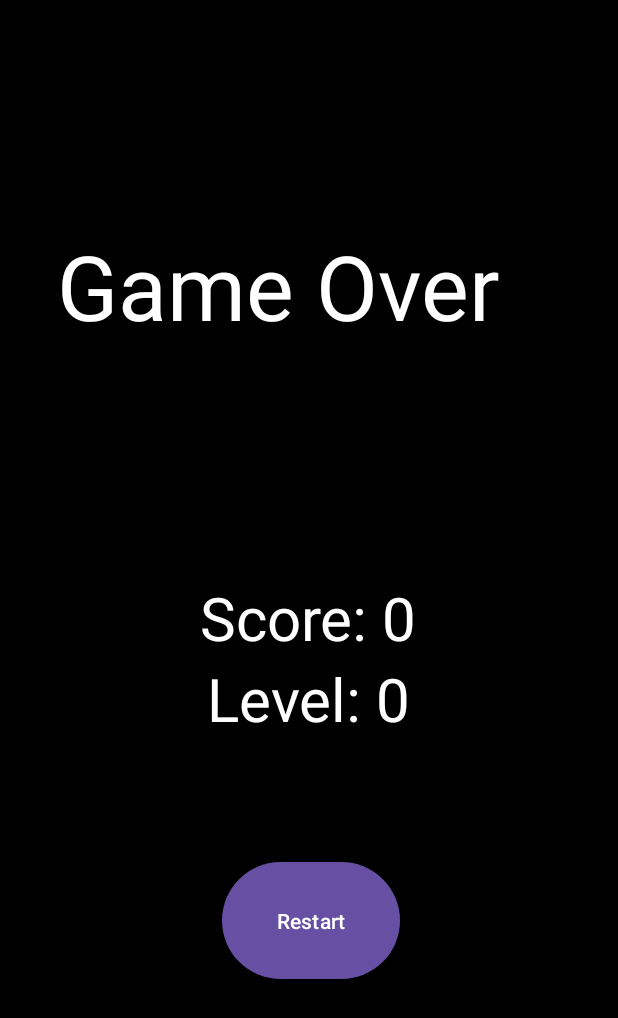
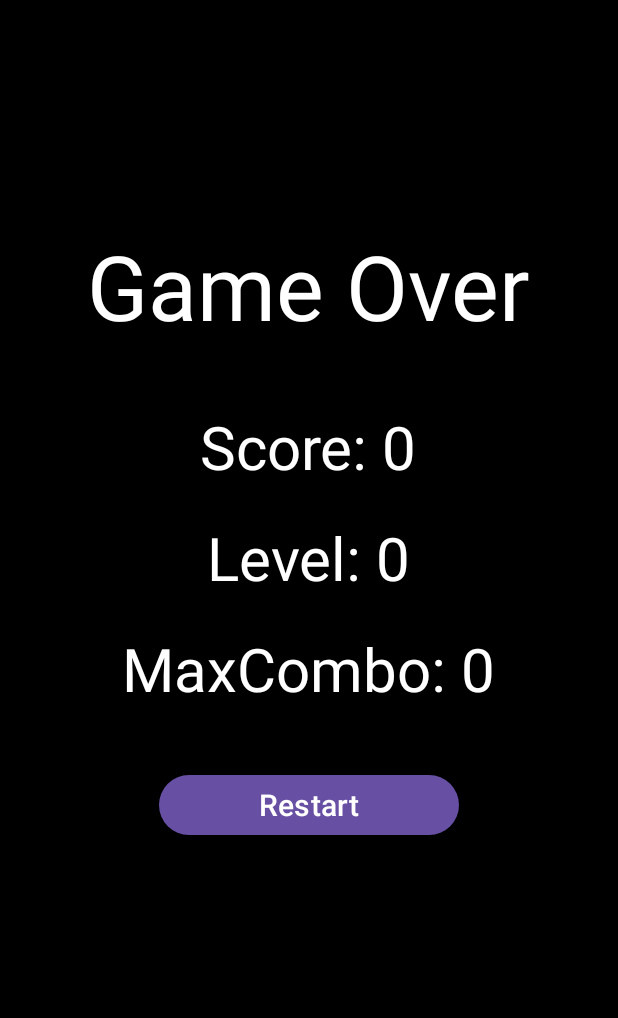
Before and after one commit to konan-pbl-2024/tetoris, an Android app: the ResultActivity screen opened directly, with no data from a screen before it, on a phone screen of 412 x 824 dp. Shown: the top 1018 px of the screen. Run offline under Robolectric (Android 15) with nearby library versions, the phone set to English and light mode, and no system bars.

Commit message:
・リザルト画面でスコア、レベル、最大コンボが表示されるように設定 ・7-bagシステムがゲームオーバー時に格納されているミノをクリアするように修正 ・holdを１回すると次のミノが出現するまでholdを再度使えないように設定

```diff
--- a/app/src/main/java/com/example/tetoris/ResultActivity.java
+++ b/app/src/main/java/com/example/tetoris/ResultActivity.java
@@ -14,26 +14,22 @@ public class ResultActivity extends AppCompatActivity {
         super.onCreate(savedInstanceState);
         setContentView(R.layout.activity_result);
 
-        // スコアを受け取る
+        // 表示する値を受け取る
         int score = getIntent().getIntExtra("SCORE", 0);
+        int level = getIntent().getIntExtra("Level", 0);
+        int maxcombo = getIntent().getIntExtra("MAXCOMBO", 0);
 
         // スコアを表示する処理を追加
         TextView scoreTextView = findViewById(R.id.scoreTextView);
         scoreTextView.setText("Score: " + score);
 
-        // レベルを受け取る
-        int Level = getIntent().getIntExtra("LEVEL", 0);
-
         // レベルを表示する処理を追加
         TextView LevelTextView = findViewById(R.id.LevelTextView);
-        LevelTextView.setText("Level: " + Level);
-
-        // 最大コンボを受け取る
-        //int maxcombo = getIntent().getIntExtra("MAXCOMBO", 0);
+        LevelTextView.setText("Level: " + level);
 
         // 最大コンボを表示する処理を追加
-        //TextView maxcomboTextView = findViewById(R.id.maxcomboTextView);
-        //LevelTextView.setText("MaxCombo: " + maxcombo);
+        TextView maxcomboTextView = findViewById(R.id.maxcomboTextView);
+        maxcomboTextView.setText("MaxCombo: " + maxcombo);
 
         // 再スタートボタンの設定
         Button restartButton = findViewById(R.id.restart_button);
--- a/app/src/main/java/com/example/tetoris/Tetromino.java
+++ b/app/src/main/java/com/example/tetoris/Tetromino.java
@@ -112,4 +112,8 @@ public class Tetromino {
         Collections.shuffle(bag);
     }
 
+    public static void clearBag(){
+        bag.clear();
+    }
+
 }
--- a/app/src/main/res/layout/activity_result.xml
+++ b/app/src/main/res/layout/activity_result.xml
@@ -2,77 +2,63 @@
 <RelativeLayout xmlns:android="http://schemas.android.com/apk/res/android"
     android:layout_width="match_parent"
     android:layout_height="match_parent"
-    android:background="@android:color/black"
-    android:orientation="vertical">
+    android:background="@android:color/black">
 
+    <!-- "Game Over" Text -->
     <TextView
         android:id="@+id/game_over_text"
-        android:layout_width="337dp"
-        android:layout_height="140dp"
-        android:layout_above="@+id/scoreTextView"
-        android:layout_alignParentStart="true"
-        android:layout_alignParentTop="true"
-        android:layout_alignParentEnd="true"
-        android:layout_marginStart="38dp"
+        android:layout_width="wrap_content"
+        android:layout_height="wrap_content"
+        android:layout_centerHorizontal="true"
         android:layout_marginTop="150dp"
-        android:layout_marginEnd="37dp"
-        android:layout_marginBottom="59dp"
         android:text="Game Over"
         android:textColor="@android:color/white"
         android:textSize="60sp" />
 
+    <!-- Score Display -->
     <TextView
         android:id="@+id/scoreTextView"
         android:layout_width="wrap_content"
         android:layout_height="wrap_content"
-        android:layout_centerInParent="true"
+        android:layout_below="@id/game_over_text"
+        android:layout_centerHorizontal="true"
+        android:layout_marginTop="40dp"
+        android:text="Score: 0"
         android:textColor="@android:color/white"
         android:textSize="40sp" />
 
-    <Button
-        android:id="@+id/restart_button"
-        android:layout_width="wrap_content"
-        android:layout_height="30dp"
-        android:layout_below="@+id/scoreTextView"
-        android:layout_alignParentStart="true"
-        android:layout_alignParentEnd="true"
-        android:layout_alignParentBottom="true"
-        android:layout_gravity="center"
-        android:layout_marginStart="148dp"
-        android:layout_marginTop="132dp"
-        android:layout_marginEnd="145dp"
-        android:layout_marginBottom="167dp"
-        android:text="Restart" />
-
+    <!-- Level Display -->
     <TextView
         android:id="@+id/LevelTextView"
         android:layout_width="wrap_content"
         android:layout_height="wrap_content"
         android:layout_below="@id/scoreTextView"
         android:layout_centerHorizontal="true"
+        android:layout_marginTop="20dp"
+        android:text="Level: 0"
         android:textColor="@android:color/white"
         android:textSize="40sp" />
 
+    <!-- Max Combo Display -->
     <TextView
         android:id="@+id/maxcomboTextView"
         android:layout_width="wrap_content"
         android:layout_height="wrap_content"
         android:layout_below="@id/LevelTextView"
         android:layout_centerHorizontal="true"
+        android:layout_marginTop="20dp"
+        android:text="Max Combo: 0"
         android:textColor="@android:color/white"
         android:textSize="40sp" />
 
-<!--    <TextView-->
-<!--        android:id="@+id/maxcomboTextView"-->
-<!--        android:layout_width="wrap_content"-->
-<!--        android:layout_height="wrap_content"-->
-<!--        android:layout_alignParentStart="true"-->
-<!--        android:layout_alignParentTop="true"-->
-<!--        android:layout_alignParentEnd="true"-->
-<!--        android:layout_alignParentBottom="true"-->
-<!--        android:layout_marginStart="180dp"-->
-<!--        android:layout_marginTop="491dp"-->
-<!--        android:layout_marginEnd="173dp"-->
-<!--        android:layout_marginBottom="205dp" />-->
-
+    <!-- Restart Button -->
+    <Button
+        android:id="@+id/restart_button"
+        android:layout_width="200dp"
+        android:layout_height="wrap_content"
+        android:layout_below="@id/maxcomboTextView"
+        android:layout_centerHorizontal="true"
+        android:layout_marginTop="40dp"
+        android:text="Restart"
+        android:textSize="20sp" />
 </RelativeLayout>
```
Also changed, not shown: app/src/main/java/com/example/tetoris/GameActivity.java (+3 -10 lines), app/src/main/java/com/example/tetoris/TetrisView.java (+13 -18 lines).
